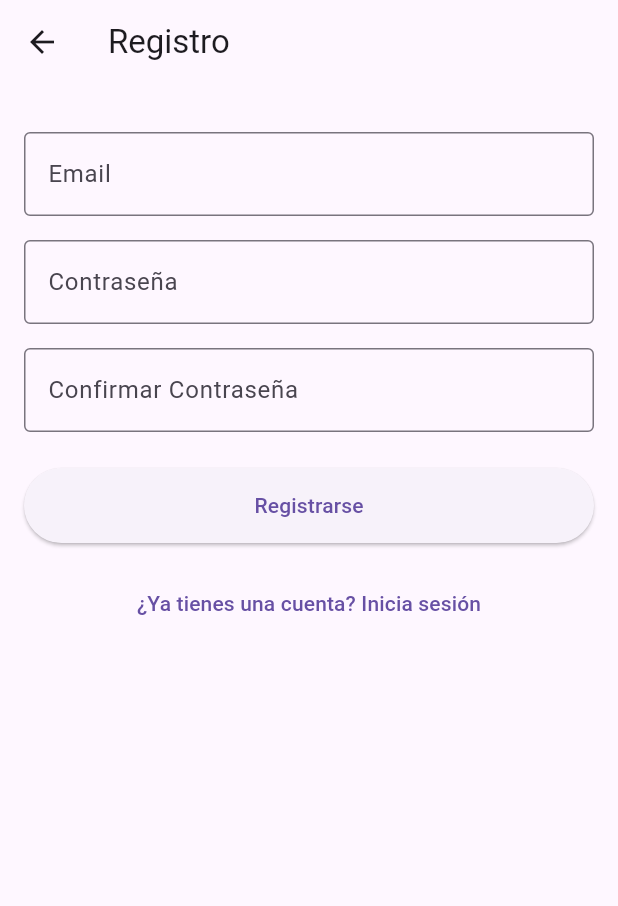
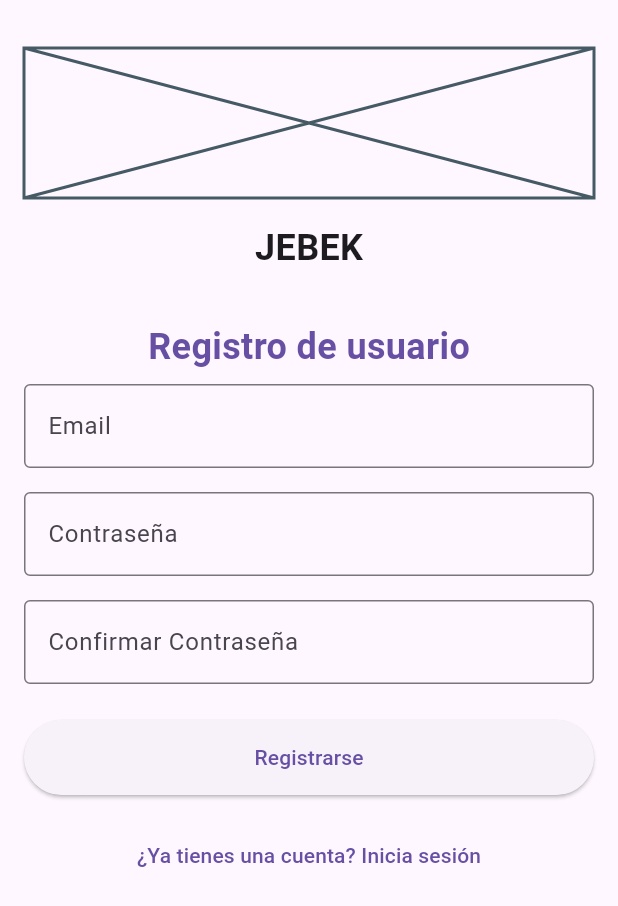
Before and after one commit to JovannyRch/jabek-app, a Flutter app: the screen it shows after launch, after a tap on "¿No tienes una cuenta? Regístrate", on a phone screen of 412 x 824 dp. Shown: the top 906 px of the screen. Run offline on Flutter 3.47's test engine with Material 3 defaults, Android fonts, the light colour scheme and no system bars; our stand-ins replace shared_preferences; network calls fail.

Commit message:
add logo

```diff
--- /dev/null
+++ b/lib/components/app_logo.dart
@@ -0,0 +1,21 @@
+import 'package:flutter/material.dart';
+
+class AppLogo extends StatelessWidget {
+  @override
+  Widget build(BuildContext context) {
+    return Padding(
+      padding: const EdgeInsets.only(bottom: 32.0),
+      child: Column(
+        children: [
+          /*   Image.asset('assets/logo.png', width: 100.0, height: 100.0), */
+          Placeholder(fallbackHeight: 100.0, fallbackWidth: 100.0),
+          SizedBox(height: 16.0),
+          Text(
+            'JEBEK',
+            style: TextStyle(fontSize: 24.0, fontWeight: FontWeight.bold),
+          ),
+        ],
+      ),
+    );
+  }
+}
--- a/lib/screens/login_screen.dart
+++ b/lib/screens/login_screen.dart
@@ -1,4 +1,5 @@
 import 'package:flutter/material.dart';
+import 'package:jebek_app/components/app_logo.dart';
 import 'package:jebek_app/services/api_service.dart';
 import 'package:shared_preferences/shared_preferences.dart';
 
@@ -37,12 +38,23 @@ class LoginScreen extends StatelessWidget {
   @override
   Widget build(BuildContext context) {
     return Scaffold(
-      appBar: AppBar(title: Text('Iniciar Sesión')),
+      /*       appBar: AppBar(title: Text('Iniciar Sesión')), */
       body: Padding(
         padding: const EdgeInsets.all(16.0),
         child: Column(
           children: [
             // Campo de email
+            SizedBox(height: 16.0),
+            AppLogo(),
+            Text(
+              'Iniciar Sesión',
+              style: TextStyle(
+                fontSize: 24.0,
+                fontWeight: FontWeight.bold,
+                color: ThemeData().primaryColor,
+              ),
+            ),
+            SizedBox(height: 8.0),
             TextField(
               controller: emailController,
               decoration: InputDecoration(
--- a/lib/screens/register_screen.dart
+++ b/lib/screens/register_screen.dart
@@ -1,4 +1,5 @@
 import 'package:flutter/material.dart';
+import 'package:jebek_app/components/app_logo.dart';
 import '../services/api_service.dart';
 
 class RegisterScreen extends StatelessWidget {
@@ -46,20 +47,23 @@ class RegisterScreen extends StatelessWidget {
   @override
   Widget build(BuildContext context) {
     return Scaffold(
-      appBar: AppBar(title: Text('Registro')),
+      /*   appBar: AppBar(title: Text('Registro')), */
       body: Padding(
         padding: const EdgeInsets.all(16.0),
         child: SingleChildScrollView(
           child: Column(
             children: [
               SizedBox(height: 16.0),
-              /*   TextField(
-                controller: nameController,
-                decoration: InputDecoration(
-                  labelText: 'Nombre',
-                  border: OutlineInputBorder(),
+              AppLogo(),
+              Text(
+                'Registro de usuario',
+                style: TextStyle(
+                  fontSize: 24.0,
+                  fontWeight: FontWeight.bold,
+                  color: ThemeData().primaryColor,
                 ),
-              ), */
+              ),
+              SizedBox(height: 8.0),
               TextField(
                 controller: emailController,
                 decoration: InputDecoration(
```
